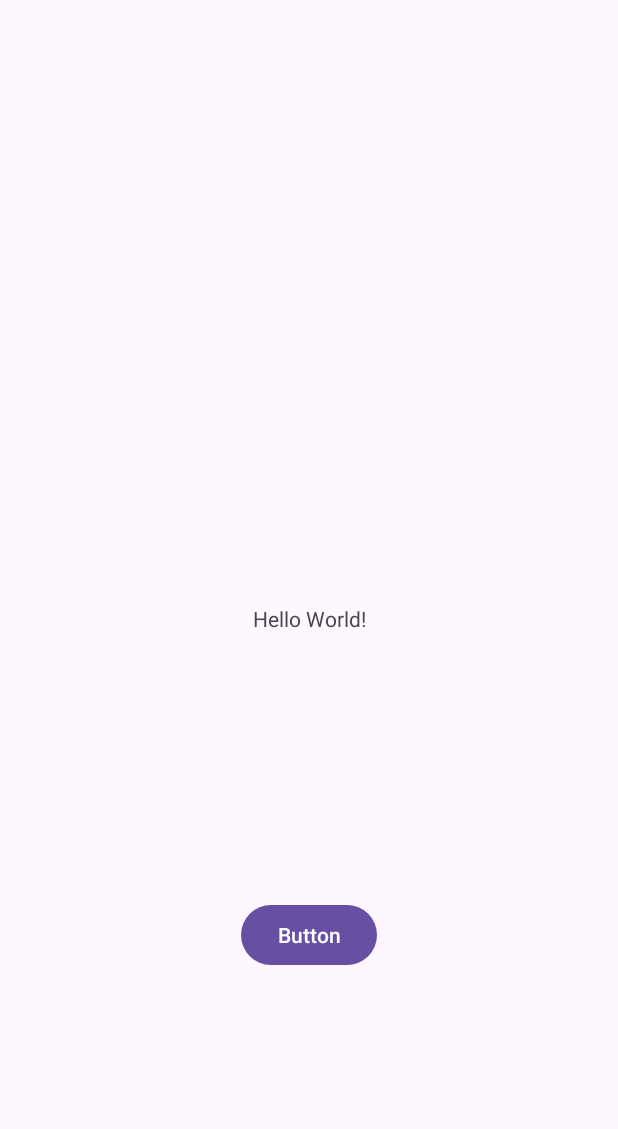
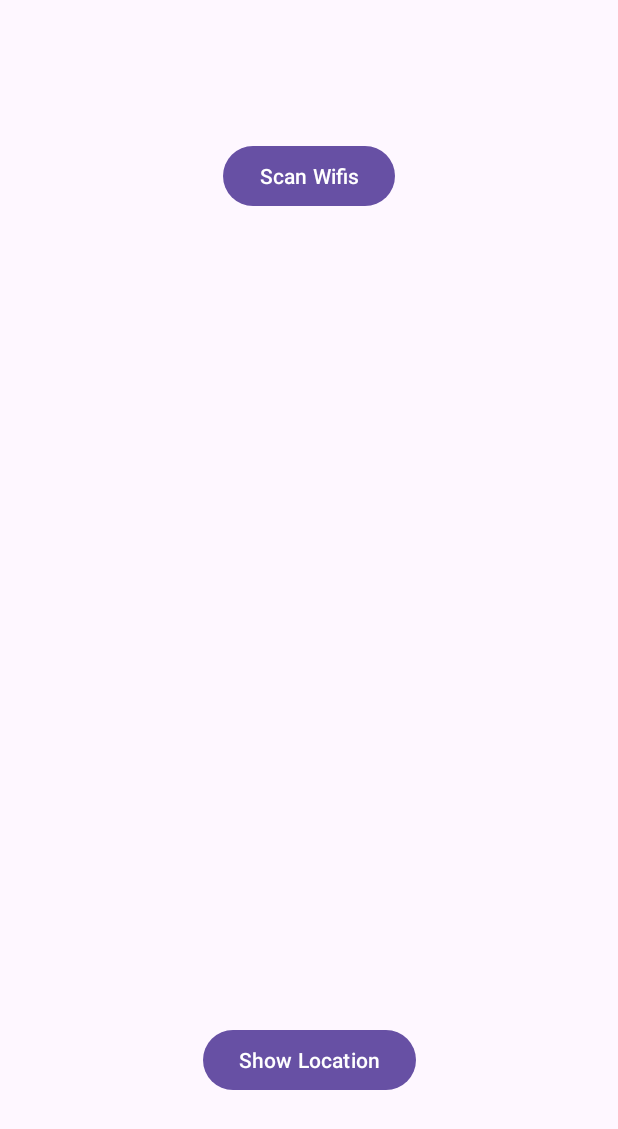
Before and after one commit to flhel/NavProto, an Android app: the screen it shows after launch (MainActivity), on a phone screen of 412 x 824 dp. Shown: the top 1129 px of the screen. Run offline under Robolectric (Android 15) with nearby library versions, the phone set to English and light mode, and no system bars.

Commit message:
Added Network Scanner

```diff
--- a/app/src/main/java/com/example/navproto/MainActivity.java
+++ b/app/src/main/java/com/example/navproto/MainActivity.java
@@ -1,20 +1,28 @@
 package com.example.navproto;
 
+import static android.content.ContentValues.TAG;
+
 import androidx.appcompat.app.AppCompatActivity;
-import androidx.core.content.ContextCompat;
 
-import android.Manifest;
+import android.content.Context;
 import android.content.Intent;
-import android.content.pm.PackageManager;
+import android.net.wifi.ScanResult;
 import android.os.Bundle;
+import android.util.Log;
 import android.view.View;
+import android.widget.ArrayAdapter;
 
 import com.example.navproto.databinding.ActivityMainBinding;
+
+import java.util.ArrayList;
+import java.util.HashMap;
 
 public class MainActivity extends AppCompatActivity {
 
     private ActivityMainBinding binding;
-    private static final int REQUEST_CODE = 12;
+    private Context context;
+
+    WifiNetworkAdapter wifiNetworkAdapter;
 
     @Override
     protected void onCreate(Bundle savedInstanceState) {
@@ -23,16 +31,37 @@ public class MainActivity extends AppCompatActivity {
 
         binding = ActivityMainBinding.inflate(getLayoutInflater());
         setContentView(binding.getRoot());
+        context = this;
 
         //Ask for runtime Permissions
         Permissions.askPermissions(this);
 
-        //Check for runtime Permissions
-        if(Permissions.hasPermissions(this)){
+        wifiNetworkAdapter = new WifiNetworkAdapter(this);
 
-        }
+        binding.scanWifis.setOnClickListener(new View.OnClickListener() {
+            @Override
+            public void onClick(View view) {
+                wifiNetworkAdapter.setWifiNetworks();
+                ArrayList<ScanResult> wifis = (ArrayList) wifiNetworkAdapter.getWifiNetworks();
 
-        binding.button.setOnClickListener(new View.OnClickListener() {
+
+
+                ArrayList<String> output = new ArrayList<String>();
+                for (ScanResult res : wifis) {
+                    String hasWifiRttStr= "No";
+                    if(res.is80211mcResponder()){
+                        hasWifiRttStr = "Yes";
+                    }
+                    Log.d(TAG, res.SSID + hasWifiRttStr);
+                    output.add(res.SSID + " | Has Wifi RTT: " + hasWifiRttStr);
+                }
+
+                ArrayAdapter arrayAdapter = new ArrayAdapter(context, android.R.layout.simple_list_item_1, output);
+                binding.wifiNetworkList.setAdapter(arrayAdapter);
+            }
+        });
+
+        binding.showLocation.setOnClickListener(new View.OnClickListener() {
             @Override
             public void onClick(View view) {
                 Intent intent = new Intent(MainActivity.this, OpenStreetMap.class);
--- a/app/src/main/java/com/example/navproto/Permissions.java
+++ b/app/src/main/java/com/example/navproto/Permissions.java
@@ -20,6 +20,10 @@ public class Permissions {
                 || permissionCheck1 != PackageManager.PERMISSION_GRANTED) {
             ActivityCompat.requestPermissions((Activity) context, permissions, 12);
         }
+        // Force the user to give the permission or the app wont function
+        if(!hasPermissions(context)){
+            askPermissions(context);
+        }
     }
 
     public static boolean hasPermissions(Context context) {
--- a/app/src/main/res/layout/activity_main.xml
+++ b/app/src/main/res/layout/activity_main.xml
@@ -6,24 +6,49 @@
     android:layout_height="match_parent"
     tools:context=".MainActivity">
 
-    <TextView
-        android:id="@+id/textView"
+    <Button
+        android:id="@+id/show_location"
         android:layout_width="wrap_content"
         android:layout_height="wrap_content"
-        android:text="Hello World!"
+        android:layout_marginTop="50dp"
+        android:layout_marginBottom="50dp"
+        android:text="Show Location"
         app:layout_constraintBottom_toBottomOf="parent"
+        app:layout_constraintEnd_toEndOf="parent"
+        app:layout_constraintStart_toStartOf="parent"
+        app:layout_constraintTop_toBottomOf="@+id/scroll_view" />
+
+    <ScrollView
+        android:id="@+id/scroll_view"
+        android:layout_width="409dp"
+        android:layout_height="354dp"
+        app:layout_constraintBottom_toTopOf="@+id/show_location"
+        app:layout_constraintEnd_toEndOf="parent"
+        app:layout_constraintStart_toStartOf="parent"
+        app:layout_constraintTop_toBottomOf="@+id/scan_wifis">
+
+        <LinearLayout
+            android:layout_width="match_parent"
+            android:layout_height="wrap_content"
+            android:orientation="vertical" >
+
+            <ListView
+                android:id="@+id/wifi_network_list"
+                android:layout_width="match_parent"
+                android:layout_height="326dp" />
+        </LinearLayout>
+    </ScrollView>
+
+    <Button
+        android:id="@+id/scan_wifis"
+        android:layout_width="wrap_content"
+        android:layout_height="wrap_content"
+        android:layout_marginTop="50dp"
+        android:layout_marginBottom="50dp"
+        android:text="Scan Wifis"
+        app:layout_constraintBottom_toTopOf="@+id/scroll_view"
         app:layout_constraintEnd_toEndOf="parent"
         app:layout_constraintStart_toStartOf="parent"
         app:layout_constraintTop_toTopOf="parent" />
 
-    <Button
-        android:id="@+id/button"
-        android:layout_width="wrap_content"
-        android:layout_height="wrap_content"
-        android:text="Button"
-        app:layout_constraintBottom_toBottomOf="parent"
-        app:layout_constraintEnd_toEndOf="parent"
-        app:layout_constraintStart_toStartOf="parent"
-        app:layout_constraintTop_toBottomOf="@+id/textView" />
-
 </androidx.constraintlayout.widget.ConstraintLayout>
```
Also changed, not shown: app/src/main/java/com/example/navproto/MyLocationProvider.java (+5 -4 lines), app/src/main/java/com/example/navproto/permission/LocationPermissionController.java (deleted, +0 -63 lines), app/src/main/java/com/example/navproto/ranging/RttRangingManager.java (deleted, +0 -52 lines), app/src/main/java/com/example/navproto/ranging/SelectedActivity.java (deleted, +0 -127 lines), app/src/main/java/com/example/navproto/wifi/MainActivity2.java (deleted, +0 -180 lines), app/src/main/java/com/example/navproto/wifi/WifiNetworkAdapter2.java (deleted, +0 -101 lines).
